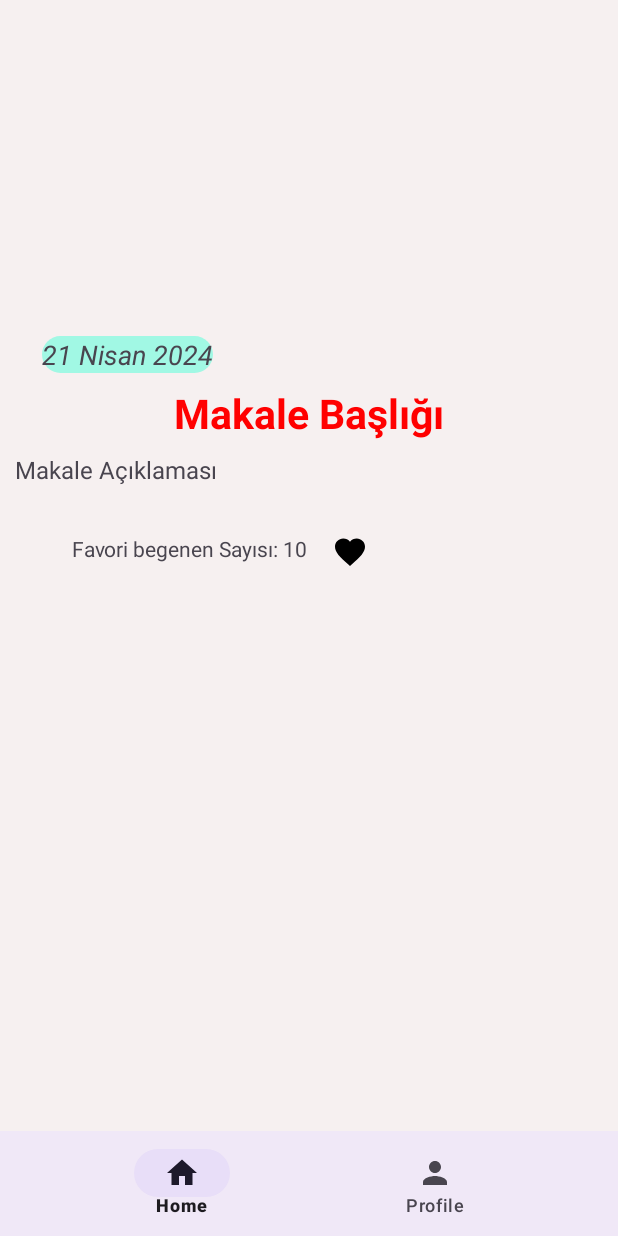
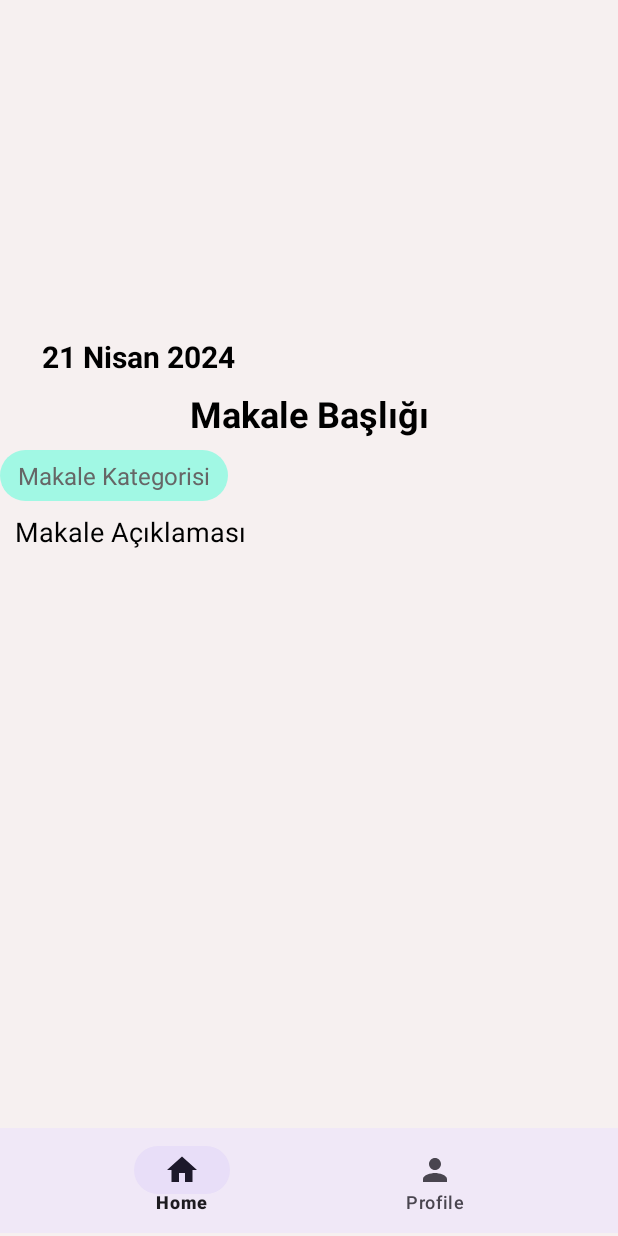
Before and after one commit to SimgeSevincer/ProjectFinal, an Android app: the layout fragment_article_detail.xml on its own in the app's theme, with its tools: preview values and no code run, on a phone screen of 412 x 824 dp. Run offline under Robolectric (Android 15) with nearby library versions, the phone set to English and light mode, and no system bars.

Commit message:
Makale detay safası düzenlendi ve makale filtrelendi

```diff
--- a/app/src/main/res/layout/fragment_article_detail.xml
+++ b/app/src/main/res/layout/fragment_article_detail.xml
@@ -22,12 +22,13 @@
         android:layout_height="wrap_content"
         android:layout_marginStart="28dp"
         android:layout_marginTop="8dp"
-        android:background="@drawable/rounded_background"
-        android:textSize="18sp"
-        android:textStyle="italic"
+        android:textSize="20sp"
+        android:textColor="#000000"
+        android:textStyle="bold"
         app:layout_constraintStart_toStartOf="@id/articleImage"
         app:layout_constraintTop_toBottomOf="@id/articleImage"
         tools:text="21 Nisan 2024" />
+
 
     <TextView
         android:id="@+id/articleName"
@@ -35,8 +36,8 @@
         android:layout_height="wrap_content"
         android:layout_marginTop="8dp"
         android:gravity="center"
-        android:textColor="#FF0000"
-        android:textSize="27sp"
+        android:textColor="#000000"
+        android:textSize="24sp"
         android:textStyle="bold"
         app:layout_constraintEnd_toEndOf="parent"
         app:layout_constraintStart_toStartOf="parent"
@@ -44,40 +45,34 @@
         tools:text="Makale Başlığı" />
 
     <TextView
+        android:id="@+id/articleCategory"
+        android:layout_width="wrap_content"
+        android:layout_height="wrap_content"
+        android:layout_marginTop="8dp"
+        android:textSize="16sp"
+        android:textColor="#666666"
+        android:background="@drawable/rounded_background"
+        android:paddingStart="12dp"
+        android:paddingEnd="12dp"
+        android:paddingTop="6dp"
+        android:paddingBottom="6dp"
+        app:layout_constraintStart_toStartOf="parent"
+        app:layout_constraintTop_toBottomOf="@id/articleName"
+        tools:text="Makale Kategorisi" />
+
+
+    <TextView
         android:id="@+id/articleDescription"
         android:layout_width="match_parent"
         android:layout_height="wrap_content"
         android:layout_marginStart="10dp"
         android:layout_marginTop="8dp"
-        android:textSize="16sp"
+        android:textSize="18sp"
+        android:textColor="#000000"
         app:layout_constraintEnd_toEndOf="parent"
         app:layout_constraintStart_toStartOf="parent"
-        app:layout_constraintTop_toBottomOf="@id/articleName"
+        app:layout_constraintTop_toBottomOf="@id/articleCategory"
         tools:text="Makale Açıklaması" />
-
-    <LinearLayout
-        android:layout_width="wrap_content"
-        android:layout_height="wrap_content"
-        android:layout_marginStart="48dp"
-        android:layout_marginTop="32dp"
-        android:orientation="horizontal"
-        app:layout_constraintStart_toStartOf="parent"
-        app:layout_constraintTop_toBottomOf="@id/articleDescription">
-
-        <TextView
-            android:id="@+id/articleFavCount"
-            android:layout_width="wrap_content"
-            android:layout_height="wrap_content"
-            tools:text="Favori begenen Sayısı: 10" />
-
-        <ImageView
-            android:id="@+id/favoriteIcon"
-            android:layout_width="24dp"
-            android:layout_height="24dp"
-            android:layout_marginStart="16dp"
-            android:src="@drawable/baseline_favorite_24" />
-    </LinearLayout>
-
 
     <com.google.android.material.bottomnavigation.BottomNavigationView
         android:id="@+id/bottomNavigationView"
@@ -87,7 +82,7 @@
         app:layout_constraintBottom_toBottomOf="parent"
         app:layout_constraintEnd_toEndOf="parent"
         app:layout_constraintStart_toStartOf="parent"
-        app:layout_constraintTop_toBottomOf="@+id/articleFavCount"
+        app:layout_constraintTop_toBottomOf="@+id/articleDescription"
         app:layout_constraintVertical_bias="0.995"
         app:menu="@menu/menu" />
 
```
Also changed, not shown: app/src/main/java/com/example/tasarmprojesi/ArticleDetailFragment.kt (+18 -15 lines), app/src/main/java/com/example/tasarmprojesi/ArticleFragment.kt (+18 -2 lines), app/src/main/java/com/example/tasarmprojesi/adapter/ArticleAdapter.kt (+15 -1 lines), app/src/main/java/com/example/tasarmprojesi/model/ArticleData.kt (+27 -0 lines), app/src/main/res/layout/fragment_article.xml (+61 -24 lines).
